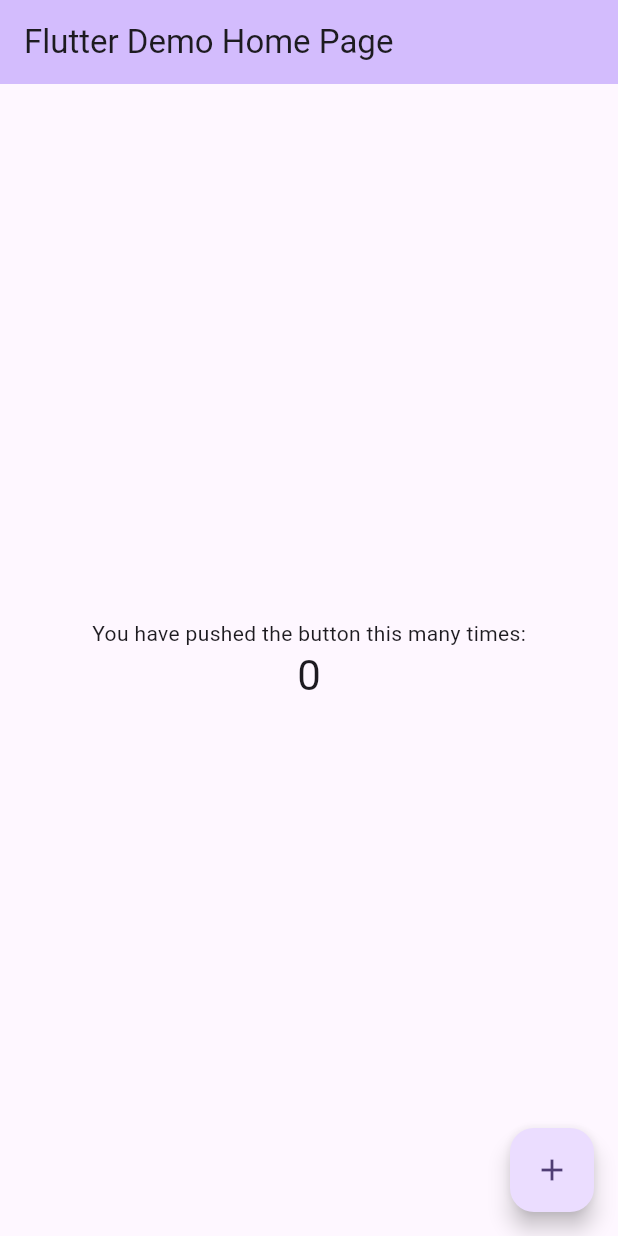
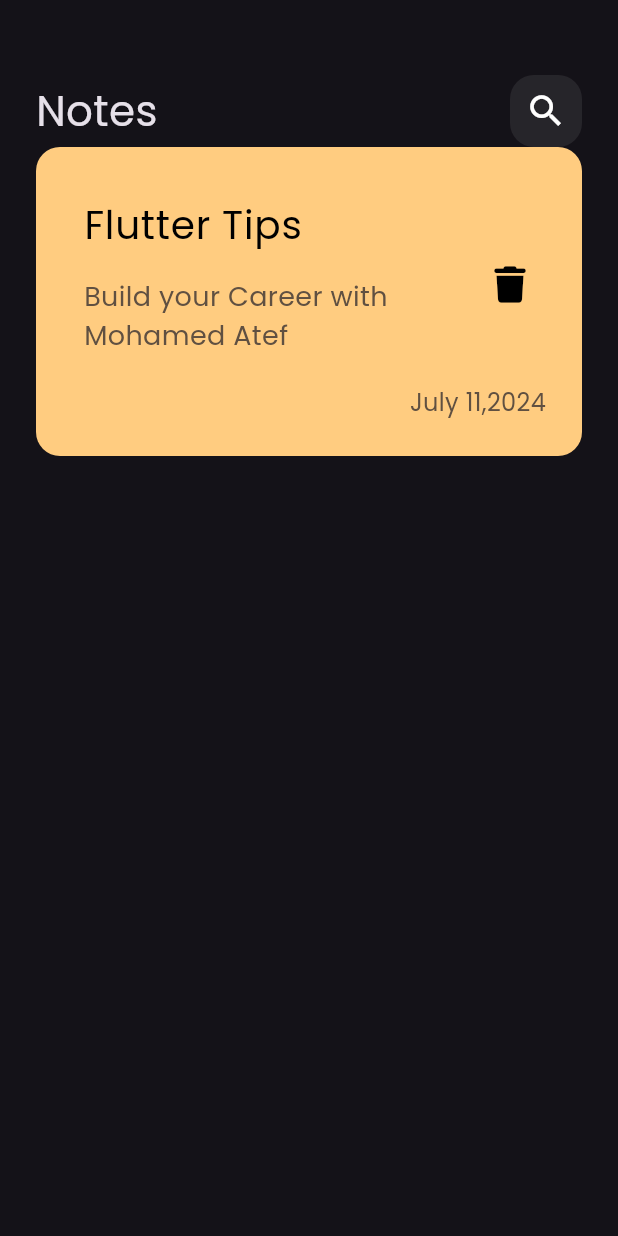
Before and after one commit to a3tof/notesApp, a Flutter app: the screen it shows after launch, on a phone screen of 412 x 824 dp. Run offline on Flutter 3.47's test engine with Material 3 defaults, Android fonts, the phone set to English and light mode, and no system bars; our stand-ins replace font_awesome_flutter.

```diff
--- a/lib/main.dart
+++ b/lib/main.dart
@@ -1,125 +1,22 @@
 import 'package:flutter/material.dart';
+import 'package:notes_app/views/notes_view.dart';
 
 void main() {
-  runApp(const MyApp());
+  runApp(const NotesApp());
 }
 
-class MyApp extends StatelessWidget {
-  const MyApp({super.key});
+class NotesApp extends StatelessWidget {
+  const NotesApp({super.key});
 
-  // This widget is the root of your application.
   @override
   Widget build(BuildContext context) {
     return MaterialApp(
-      title: 'Flutter Demo',
+      home: const NotesView(),
+      debugShowCheckedModeBanner: false,
       theme: ThemeData(
-        // This is the theme of your application.
-        //
-        // TRY THIS: Try running your application with "flutter run". You'll see
-        // the application has a purple toolbar. Then, without quitting the app,
-        // try changing the seedColor in the colorScheme below to Colors.green
-        // and then invoke "hot reload" (save your changes or press the "hot
-        // reload" button in a Flutter-supported IDE, or press "r" if you used
-        // the command line to start the app).
-        //
-        // Notice that the counter didn't reset back to zero; the application
-        // state is not lost during the reload. To reset the state, use hot
-        // restart instead.
-        //
-        // This works for code too, not just values: Most code changes can be
-        // tested with just a hot reload.
-        colorScheme: ColorScheme.fromSeed(seedColor: Colors.deepPurple),
-        useMaterial3: true,
+        brightness: Brightness.dark,
+        fontFamily: 'Poppins',
       ),
-      home: const MyHomePage(title: 'Flutter Demo Home Page'),
     );
   }
 }
-
-class MyHomePage extends StatefulWidget {
-  const MyHomePage({super.key, required this.title});
-
-  // This widget is the home page of your application. It is stateful, meaning
-  // that it has a State object (defined below) that contains fields that affect
-  // how it looks.
-
-  // This class is the configuration for the state. It holds the values (in this
-  // case the title) provided by the parent (in this case the App widget) and
-  // used by the build method of the State. Fields in a Widget subclass are
-  // always marked "final".
-
-  final String title;
-
-  @override
-  State<MyHomePage> createState() => _MyHomePageState();
-}
-
-class _MyHomePageState extends State<MyHomePage> {
-  int _counter = 0;
-
-  void _incrementCounter() {
-    setState(() {
-      // This call to setState tells the Flutter framework that something has
-      // changed in this State, which causes it to rerun the build method below
-      // so that the display can reflect the updated values. If we changed
-      // _counter without calling setState(), then the build method would not be
-      // called again, and so nothing would appear to happen.
-      _counter++;
-    });
-  }
-
-  @override
-  Widget build(BuildContext context) {
-    // This method is rerun every time setState is called, for instance as done
-    // by the _incrementCounter method above.
-    //
-    // The Flutter framework has been optimized to make rerunning build methods
-    // fast, so that you can just rebuild anything that needs updating rather
-    // than having to individually change instances of widgets.
-    return Scaffold(
-      appBar: AppBar(
-        // TRY THIS: Try changing the color here to a specific color (to
-        // Colors.amber, perhaps?) and trigger a hot reload to see the AppBar
-        // change color while the other colors stay the same.
-        backgroundColor: Theme.of(context).colorScheme.inversePrimary,
-        // Here we take the value from the MyHomePage object that was created by
-        // the App.build method, and use it to set our appbar title.
-        title: Text(widget.title),
-      ),
-      body: Center(
-        // Center is a layout widget. It takes a single child and positions it
-        // in the middle of the parent.
-        child: Column(
-          // Column is also a layout widget. It takes a list of children and
-          // arranges them vertically. By default, it sizes itself to fit its
-          // children horizontally, and tries to be as tall as its parent.
-          //
-          // Column has various properties to control how it sizes itself and
-          // how it positions its children. Here we use mainAxisAlignment to
-          // center the children vertically; the main axis here is the vertical
-          // axis because Columns are vertical (the cross axis would be
-          // horizontal).
-          //
-          // TRY THIS: Invoke "debug painting" (choose the "Toggle Debug Paint"
-          // action in the IDE, or press "p" in the console), to see the
-          // wireframe for each widget.
-          mainAxisAlignment: MainAxisAlignment.center,
-          children: <Widget>[
-            const Text(
-              'You have pushed the button this many times:',
-            ),
-            Text(
-              '$_counter',
-              style: Theme.of(context).textTheme.headlineMedium,
-            ),
-          ],
-        ),
-      ),
-      floatingActionButton: FloatingActionButton(
-        onPressed: _incrementCounter,
-        tooltip: 'Increment',
-        child: const Icon(Icons.add),
-      ), // This trailing comma makes auto-formatting nicer for build methods.
-    );
-  }
-}
--- /dev/null
+++ b/lib/views/notes_view.dart
@@ -0,0 +1,13 @@
+import 'package:flutter/material.dart';
+import 'package:notes_app/widgets/notes_view_body.dart';
+
+class NotesView extends StatelessWidget {
+  const NotesView({super.key});
+
+  @override
+  Widget build(BuildContext context) {
+    return const Scaffold(
+      body: NotesViewBody(),
+    );
+  }
+}
--- /dev/null
+++ b/lib/widgets/cusotm_appbar.dart
@@ -0,0 +1,22 @@
+import 'package:flutter/material.dart';
+import 'package:notes_app/widgets/custom_icon.dart';
+
+class CustomAppBar extends StatelessWidget {
+  const CustomAppBar({super.key});
+
+  @override
+  Widget build(BuildContext context) {
+    return const Row(
+      children: [
+        Text(
+          'Notes',
+          style: TextStyle(
+            fontSize: 28,
+          ),
+        ),
+        Spacer(),
+        CustomSearchIcon(),
+      ],
+    );
+  }
+}
--- /dev/null
+++ b/lib/widgets/custom_icon.dart
@@ -0,0 +1,23 @@
+import 'package:flutter/material.dart';
+
+class CustomSearchIcon extends StatelessWidget {
+  const CustomSearchIcon({super.key});
+
+  @override
+  Widget build(BuildContext context) {
+    return Container(
+      height: 48,
+      width: 48,
+      decoration: BoxDecoration(
+        borderRadius: BorderRadius.circular(16),
+        color: Colors.white.withOpacity(0.08),
+      ),
+      child: const Center(
+        child: Icon(
+          Icons.search,
+          size: 28,
+        ),
+      ),
+    );
+  }
+}
--- /dev/null
+++ b/lib/widgets/custom_note_item.dart
@@ -0,0 +1,58 @@
+import 'package:flutter/material.dart';
+import 'package:font_awesome_flutter/font_awesome_flutter.dart';
+
+class NoteItem extends StatelessWidget {
+  const NoteItem({super.key});
+
+  @override
+  Widget build(BuildContext context) {
+    return Container(
+      padding: const EdgeInsets.only(top: 24, bottom: 24, left: 16),
+      decoration: BoxDecoration(
+        color: const Color(0xffFFcc80),
+        borderRadius: BorderRadius.circular(16),
+      ),
+      child: Column(
+        crossAxisAlignment: CrossAxisAlignment.end,
+        children: [
+          ListTile(
+            title: const Text(
+              'Flutter Tips',
+              style: TextStyle(
+                color: Colors.black,
+                fontSize: 26,
+              ),
+            ),
+            subtitle: const Padding(
+              padding: EdgeInsets.only(top: 16, bottom: 12),
+              child: Text(
+                'Build your Career with Mohamed Atef',
+                style: TextStyle(
+                  color: Color(0xff605041),
+                  fontSize: 18,
+                ),
+              ),
+            ),
+            trailing: IconButton(
+                onPressed: () {},
+                icon: const Icon(
+                  FontAwesomeIcons.trash,
+                  color: Colors.black,
+                  size: 24,
+                )),
+          ),
+          const Padding(
+            padding: EdgeInsets.only(right: 24),
+            child: Text(
+              'July 11,2024',
+              style: TextStyle(
+                color: Color(0xff605041),
+                fontSize: 16,
+              ),
+            ),
+          )
+        ],
+      ),
+    );
+  }
+}
--- /dev/null
+++ b/lib/widgets/notes_view_body.dart
@@ -0,0 +1,23 @@
+import 'package:flutter/material.dart';
+import 'package:notes_app/widgets/cusotm_appbar.dart';
+import 'package:notes_app/widgets/custom_note_item.dart';
+
+class NotesViewBody extends StatelessWidget {
+  const NotesViewBody({super.key});
+
+  @override
+  Widget build(BuildContext context) {
+    return const Padding(
+      padding: EdgeInsets.symmetric(horizontal: 24),
+      child: Column(
+        children: [
+          SizedBox(
+            height: 50,
+          ),
+          CustomAppBar(),
+          NoteItem(),
+        ],
+      ),
+    );
+  }
+}
```
Also changed, not shown: pubspec.yaml (+5 -11 lines), assets/fonts/Poppins-Regular.ttf (added), pubspec.lock.
